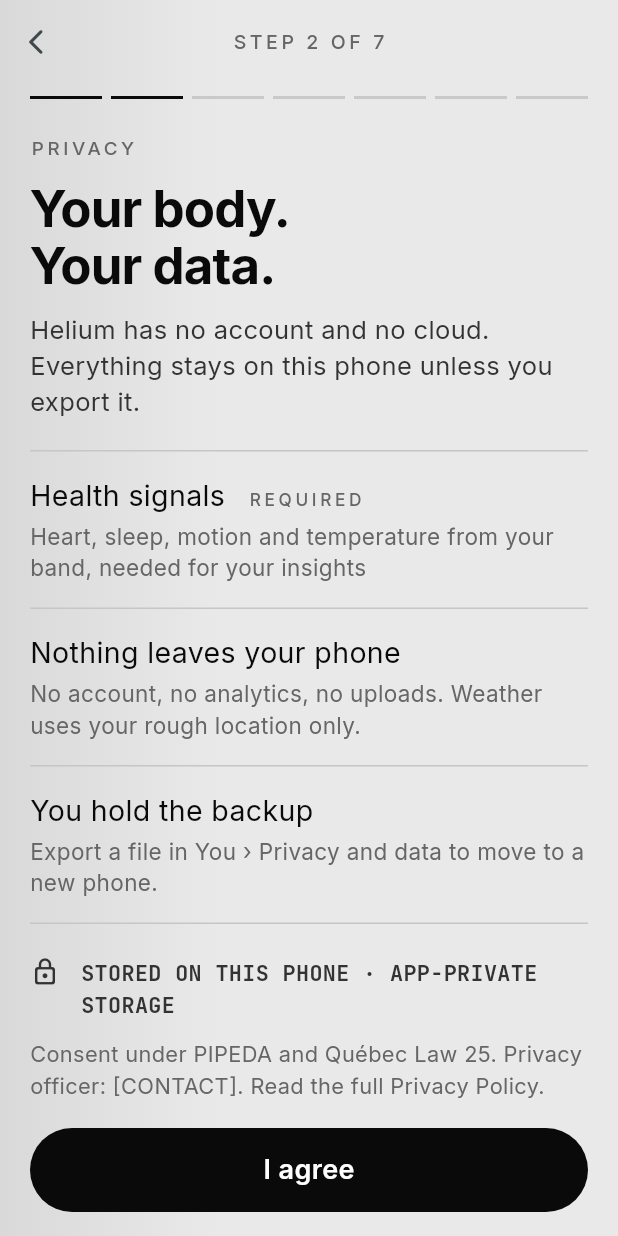
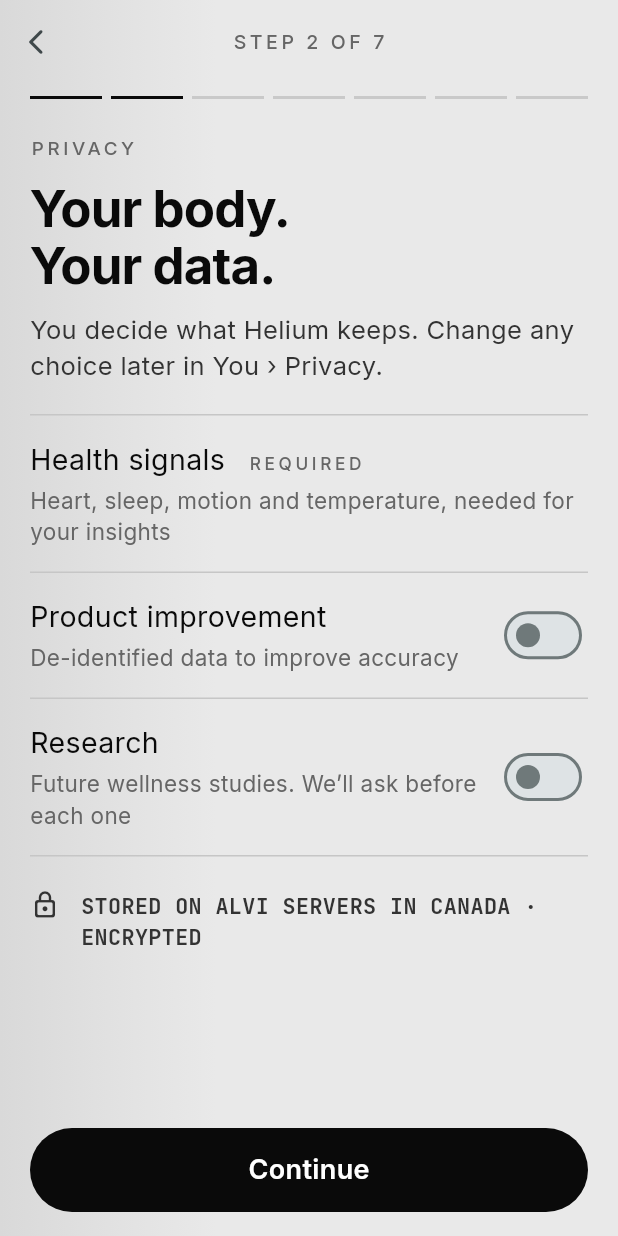
Before and after one commit to TDSVarshini/Alvi-Helium, a Flutter app: the PrivacyStep screen opened directly, on a phone screen of 412 x 824 dp. Run offline on Flutter 3.47's test engine with Material 3 defaults, Android fonts, the phone set to English and light mode, and no system bars; our stand-ins replace file_picker, flutter_local_notifications, flutter_timezone, geolocator, google_fonts, permission_handler and 3 more; accounts and stored records are empty.

Commit message:
Update privacy onboarding choices

```diff
--- a/lib/domain/models.dart
+++ b/lib/domain/models.dart
@@ -21,7 +21,7 @@ class UserProfile {
     this.sex = Sex.unspecified,
     Set<Goal>? goals,
     DateTime? memberSince,
-  })  : goals = goals ?? {},
+  }) : goals = goals ?? {},
        memberSince = memberSince ?? DateTime.now();
 
   String name;
@@ -51,28 +51,43 @@ class UserProfile {
     heightCm: j['heightCm'] as int? ?? 175,
     weightKg: j['weightKg'] as int? ?? 70,
     sex: Sex.values.asNameMap()[j['sex']] ?? Sex.unspecified,
-        goals: {for (final g in (j['goals'] as List? ?? const [])) ?Goal.values.asNameMap()[g]},
+    goals: {
+      for (final g in (j['goals'] as List? ?? const []))
+        ?Goal.values.asNameMap()[g],
+    },
     memberSince: DateTime.tryParse(j['memberSince'] as String? ?? ''),
   );
 }
 
 /// The smart-wake window. Stored in minutes after midnight.
 class AlarmWindow {
-  AlarmWindow({this.enabled = true, this.earliest = 390, this.latest = 420, Set<int>? days, this.phoneBackup = false})
-      : days = days ?? {1, 2, 3, 4, 5};
+  AlarmWindow({
+    this.enabled = true,
+    this.earliest = 390,
+    this.latest = 420,
+    Set<int>? days,
+    this.phoneBackup = false,
+  }) : days = days ?? {1, 2, 3, 4, 5};
   bool enabled;
   int earliest;
   int latest;
   Set<int> days; // DateTime.monday..sunday
   bool phoneBackup;
 
-  Map<String, Object?> toJson() =>
-      {'enabled': enabled, 'earliest': earliest, 'latest': latest, 'days': days.toList(), 'phoneBackup': phoneBackup};
+  Map<String, Object?> toJson() => {
+    'enabled': enabled,
+    'earliest': earliest,
+    'latest': latest,
+    'days': days.toList(),
+    'phoneBackup': phoneBackup,
+  };
   factory AlarmWindow.fromJson(Map<String, Object?> j) => AlarmWindow(
     enabled: j['enabled'] as bool? ?? true,
     earliest: j['earliest'] as int? ?? 390,
     latest: j['latest'] as int? ?? 420,
-        days: {for (final d in (j['days'] as List? ?? const [1, 2, 3, 4, 5])) d as int},
+    days: {
+      for (final d in (j['days'] as List? ?? const [1, 2, 3, 4, 5])) d as int,
+    },
     phoneBackup: j['phoneBackup'] as bool? ?? false,
   );
 }
@@ -101,6 +116,8 @@ class Prefs {
   AlarmWindow alarm = AlarmWindow();
   int stepGoal = 10000;
   bool shareHeartRate = false;
+  bool productImprovement = false;
+  bool research = false;
 
   Map<String, Object?> toJson() => {
     'french': french,
@@ -117,6 +134,8 @@ class Prefs {
     'alarm': alarm.toJson(),
     'stepGoal': stepGoal,
     'shareHeartRate': shareHeartRate,
+    'productImprovement': productImprovement,
+    'research': research,
   };
 
   factory Prefs.fromJson(Map<String, Object?> j) {
@@ -128,18 +147,23 @@ class Prefs {
       ..wear = WearSpot.values.asNameMap()[j['wear']] ?? WearSpot.wrist
       ..size = BandSize.values.asNameMap()[j['size']] ?? BandSize.m
       ..hand = Hand.values.asNameMap()[j['hand']] ?? Hand.left
-      ..strength = HapticStrength.values.asNameMap()[j['strength']] ?? HapticStrength.medium
+      ..strength =
+          HapticStrength.values.asNameMap()[j['strength']] ??
+          HapticStrength.medium
       ..quietStart = j['quietStart'] as int? ?? 22 * 60
       ..quietEnd = j['quietEnd'] as int? ?? 390
       ..stepGoal = j['stepGoal'] as int? ?? 10000
-      ..shareHeartRate = j['shareHeartRate'] as bool? ?? false;
+      ..shareHeartRate = j['shareHeartRate'] as bool? ?? false
+      ..productImprovement = j['productImprovement'] as bool? ?? false
+      ..research = j['research'] as bool? ?? false;
     final cues = j['cues'] as Map?;
     if (cues != null) {
       for (final c in HapticCue.values) {
         if (cues[c.name] is bool) p.cues[c] = cues[c.name] as bool;
       }
     }
-    if (j['alarm'] is Map) p.alarm = AlarmWindow.fromJson((j['alarm'] as Map).cast());
+    if (j['alarm'] is Map)
+      p.alarm = AlarmWindow.fromJson((j['alarm'] as Map).cast());
     return p;
   }
 }
@@ -224,7 +248,10 @@ extension WorkoutKindX on WorkoutKind {
     WorkoutKind.poolSwim => 10,
     WorkoutKind.strength => 10,
   };
-  bool get usesGps => this == WorkoutKind.run || this == WorkoutKind.walk || this == WorkoutKind.ride;
+  bool get usesGps =>
+      this == WorkoutKind.run ||
+      this == WorkoutKind.walk ||
+      this == WorkoutKind.ride;
 }
 
 /// A cue the band gave during a workout ("In your zone" at 06:12).
@@ -233,9 +260,16 @@ class WorkoutCue {
   final Duration at;
   final HapticPattern pattern;
   final String label;
-  Map<String, Object?> toJson() => {'at': at.inSeconds, 'pattern': pattern.name, 'label': label};
-  factory WorkoutCue.fromJson(Map<String, Object?> j) => WorkoutCue(Duration(seconds: j['at'] as int),
-      HapticPattern.values.asNameMap()[j['pattern']] ?? HapticPattern.onePulse, j['label'] as String? ?? '');
+  Map<String, Object?> toJson() => {
+    'at': at.inSeconds,
+    'pattern': pattern.name,
+    'label': label,
+  };
+  factory WorkoutCue.fromJson(Map<String, Object?> j) => WorkoutCue(
+    Duration(seconds: j['at'] as int),
+    HapticPattern.values.asNameMap()[j['pattern']] ?? HapticPattern.onePulse,
+    j['label'] as String? ?? '',
+  );
 }
 
 class RecordedWorkout {
@@ -253,7 +287,7 @@ class RecordedWorkout {
     this.startedByTap = false,
     this.endedByTap = false,
     this.fromRing = false,
-  })  : zoneMinutes = zoneMinutes ?? {},
+  }) : zoneMinutes = zoneMinutes ?? {},
        cues = cues ?? [];
 
   final WorkoutKind kind;
@@ -274,8 +308,9 @@ class RecordedWorkout {
   double get effort =>
       zoneMinutes.entries.fold(0.0, (s, e) => s + e.key * e.value) / 10.0;
 
-  Duration? get pacePerKm =>
-      distanceM < 50 ? null : Duration(seconds: (duration.inSeconds / (distanceM / 1000)).round());
+  Duration? get pacePerKm => distanceM < 50
+      ? null
+      : Duration(seconds: (duration.inSeconds / (distanceM / 1000)).round());
 
   Map<String, Object?> toJson() => {
     'kind': kind.name,
@@ -296,21 +331,31 @@ class RecordedWorkout {
     kind: WorkoutKind.values.asNameMap()[j['kind']] ?? WorkoutKind.run,
     start: DateTime.parse(j['start'] as String),
     duration: Duration(seconds: j['duration'] as int),
-        activeDuration: j['active'] == null ? null : Duration(seconds: j['active'] as int),
+    activeDuration: j['active'] == null
+        ? null
+        : Duration(seconds: j['active'] as int),
     distanceM: (j['distanceM'] as num?)?.toDouble() ?? 0,
     kcal: (j['kcal'] as num?)?.toDouble() ?? 0,
     avgHr: j['avgHr'] as int? ?? 0,
     maxHr: j['maxHr'] as int? ?? 0,
     zoneMinutes: {
-          for (final e in ((j['zones'] as Map?) ?? const {}).entries) int.parse(e.key as String): e.value as int
+      for (final e in ((j['zones'] as Map?) ?? const {}).entries)
+        int.parse(e.key as String): e.value as int,
     },
-        cues: [for (final c in (j['cues'] as List? ?? const [])) WorkoutCue.fromJson((c as Map).cast())],
+    cues: [
+      for (final c in (j['cues'] as List? ?? const []))
+        WorkoutCue.fromJson((c as Map).cast()),
+    ],
     startedByTap: j['startedByTap'] as bool? ?? false,
     endedByTap: j['endedByTap'] as bool? ?? false,
   );
 
   factory RecordedWorkout.fromRing(WorkoutRecord r) => RecordedWorkout(
-        kind: switch (r.type) { 4 => WorkoutKind.walk, 9 => WorkoutKind.ride, _ => WorkoutKind.run },
+    kind: switch (r.type) {
+      4 => WorkoutKind.walk,
+      9 => WorkoutKind.ride,
+      _ => WorkoutKind.run,
+    },
     start: r.start,
     duration: Duration(seconds: r.durationSeconds),
     distanceM: r.distanceMeters.toDouble(),
--- a/lib/screens/onboarding.dart
+++ b/lib/screens/onboarding.dart
@@ -164,47 +164,108 @@ class PrivacyStep extends StatelessWidget {
   }
 }
 
-/// What Helium stores and where; reused from You › Privacy and data.
+/// Privacy choices shown during onboarding and in You › Privacy.
 class PrivacyChoices extends StatelessWidget {
   const PrivacyChoices({super.key});
 
   @override
   Widget build(BuildContext context) {
-    Widget row(String title, String sub, {String? tag}) => Container(
+    final app = context.watch<AppState>();
+    final p = app.prefs;
+
+    Widget choice(String title, String sub, {String? tag, Widget? control}) =>
+        Container(
           width: double.infinity,
           padding: const EdgeInsets.symmetric(vertical: 16),
-          decoration: const BoxDecoration(border: Border(bottom: BorderSide(color: He.hairline))),
-          child: Column(crossAxisAlignment: CrossAxisAlignment.start, children: [
-            Text.rich(TextSpan(children: [
+          decoration: const BoxDecoration(
+            border: Border(bottom: BorderSide(color: He.hairline)),
+          ),
+          child: Row(
+            crossAxisAlignment: CrossAxisAlignment.center,
+            children: [
+              Expanded(
+                child: Column(
+                  crossAxisAlignment: CrossAxisAlignment.start,
+                  children: [
+                    Text.rich(
+                      TextSpan(
+                        children: [
                           TextSpan(text: title, style: He.sans(19)),
-              if (tag != null) TextSpan(text: '   $tag', style: He.eyebrow(size: 11.5)),
-            ])),
+                          if (tag != null)
+                            TextSpan(
+                              text: '   $tag',
+                              style: He.eyebrow(size: 11.5),
+                            ),
+                        ],
+                      ),
+                    ),
                     const SizedBox(height: 3),
                     Text(sub, style: He.sans(15, color: He.ink3)),
-          ]),
+                  ],
+                ),
+              ),
+              if (control != null) ...[const SizedBox(width: 12), control],
+            ],
+          ),
         );
-    return Column(children: [
+
+    return Column(
+      children: [
         const Hairline(),
-      row(context.t('Health signals', 'Signaux de santé'),
-          context.t('Heart, sleep, motion and temperature from your band, needed for your insights',
-              'Cœur, sommeil, mouvement et température du bracelet, nécessaires à vos analyses'),
-          tag: context.t('REQUIRED', 'REQUIS')),
-      row(context.t('Nothing leaves your phone', 'Rien ne quitte votre téléphone'),
-          context.t('No account, no analytics, no uploads. Weather uses your rough location only.',
-              'Aucun compte, aucune analyse, aucun envoi. La météo utilise seulement votre position approximative.')),
-      row(context.t('You hold the backup', 'Vous gardez la sauvegarde'),
-          context.t('Export a file in You › Privacy and data to move to a new phone.',
-              'Exportez un fichier dans Vous › Confidentialité pour changer de téléphone.')),
+        choice(
+          context.t('Health signals', 'Signaux de santé'),
+          context.t(
+            'Heart, sleep, motion and temperature, needed for your insights',
+            'Cœur, sommeil, mouvement et température, nécessaires à vos analyses',
+          ),
+          tag: context.t('REQUIRED', 'REQUIS'),
+        ),
+        choice(
+          context.t('Product improvement', 'Amélioration du produit'),
+          context.t(
+            'De-identified data to improve accuracy',
+            'Données dépersonnalisées pour améliorer la précision',
+          ),
+          control: Switch.adaptive(
+            value: p.productImprovement,
+            activeColor: He.ink,
+            onChanged: (value) {
+              p.productImprovement = value;
+              app.save();
+            },
+          ),
+        ),
+        choice(
+          context.t('Research', 'Recherche'),
+          context.t(
+            'Future wellness studies. We’ll ask before each one',
+            'Futures études sur le bien-être. Nous demanderons votre accord avant chacune.',
+          ),
+          control: Switch.adaptive(
+            value: p.research,
+            activeColor: He.ink,
+            onChanged: (value) {
+              p.research = value;
+              app.save();
+            },
+          ),
+        ),
         const SizedBox(height: 22),
-      Row(crossAxisAlignment: CrossAxisAlignment.start, children: [
+        Row(
+          crossAxisAlignment: CrossAxisAlignment.start,
+          children: [
             const Icon(Icons.lock_outline_rounded, size: 20, color: He.ink2),
             const SizedBox(width: 14),
             Expanded(
-          child: Text(context.t('STORED ON THIS PHONE · APP-PRIVATE STORAGE', 'STOCKÉ SUR CE TÉLÉPHONE · STOCKAGE PRIVÉ'),
-              style: He.mono(14.5, weight: FontWeight.w700)),
+              child: Text(
+                'STORED ON ALVI SERVERS IN CANADA · ENCRYPTED',
+                style: He.mono(14.5, weight: FontWeight.w700),
               ),
-      ]),
-    ]);
+            ),
+          ],
+        ),
+      ],
+    );
   }
 }
 
--- a/lib/screens/onboarding_updated.dart
+++ b/lib/screens/onboarding_updated.dart
@@ -248,47 +248,41 @@ class PrivacyStep extends StatelessWidget {
       eyebrow: context.t('PRIVACY', 'CONFIDENTIALITÉ'),
       title: context.t('Your body.\nYour data.', 'Votre corps.\nVos données.'),
       subtitle: context.t(
-        'Helium has no account and no cloud. Everything stays on this phone unless you export it.',
-        'Helium n’a ni compte ni nuage. Tout reste sur ce téléphone, sauf si vous l’exportez.',
+        'You decide what Helium keeps. Change any choice later in You › Privacy.',
+        'Vous décidez de ce que Helium conserve. Modifiez vos choix plus tard dans Vous › Confidentialité.',
       ),
-      footer: Column(
-        mainAxisSize: MainAxisSize.min,
-        crossAxisAlignment: CrossAxisAlignment.start,
-        children: [
-          Text(
-            context.t(
-              'Consent under PIPEDA and Québec Law 25. Privacy officer: [CONTACT]. Read the full Privacy Policy.',
-              'Consentement selon la LPRPDE et la Loi 25 du Québec. Responsable de la protection : [CONTACT]. Lire la Politique complète.',
-            ),
-            style: He.sans(14.5, color: He.ink3, height: 1.45),
-          ),
-          const SizedBox(height: 18),
-          PillButton(
-            context.t('I agree', 'J’accepte'),
+      footer: PillButton(
+        context.t('Continue', 'Continuer'),
         onTap: () {
           app.save();
           _push(context, const AboutYouStep());
         },
-          ),
-        ],
       ),
       children: const [PrivacyChoices()],
     );
   }
 }
 
-/// What Helium stores and where; reused from You › Privacy and data.
+/// Privacy choices shown during onboarding and in You › Privacy.
 class PrivacyChoices extends StatelessWidget {
   const PrivacyChoices({super.key});
 
   @override
   Widget build(BuildContext context) {
-    Widget row(String title, String sub, {String? tag}) => Container(
+    final app = context.watch<AppState>();
+    final p = app.prefs;
+
+    Widget choice(String title, String sub, {String? tag, Widget? control}) =>
+        Container(
           width: double.infinity,
           padding: const EdgeInsets.symmetric(vertical: 16),
           decoration: const BoxDecoration(
             border: Border(bottom: BorderSide(color: He.hairline)),
           ),
+          child: Row(
+            crossAxisAlignment: CrossAxisAlignment.center,
+            children: [
+              Expanded(
                 child: Column(
                   crossAxisAlignment: CrossAxisAlignment.start,
                   children: [
@@ -297,7 +291,10 @@ class PrivacyChoices extends StatelessWidget {
                         children: [
                           TextSpan(text: title, style: He.sans(19)),
                           if (tag != null)
-                  TextSpan(text: '   $tag', style: He.eyebrow(size: 11.5)),
+                            TextSpan(
+                              text: '   $tag',
+                              style: He.eyebrow(size: 11.5),
+                            ),
                         ],
                       ),
                     ),
@@ -305,33 +302,51 @@ class PrivacyChoices extends StatelessWidget {
                     Text(sub, style: He.sans(15, color: He.ink3)),
                   ],
                 ),
+              ),
+              if (control != null) ...[const SizedBox(width: 12), control],
+            ],
+          ),
         );
+
     return Column(
       children: [
         const Hairline(),
-        row(
+        choice(
           context.t('Health signals', 'Signaux de santé'),
           context.t(
-            'Heart, sleep, motion and temperature from your band, needed for your insights',
-            'Cœur, sommeil, mouvement et température du bracelet, nécessaires à vos analyses',
+            'Heart, sleep, motion and temperature, needed for your insights',
+            'Cœur, sommeil, mouvement et température, nécessaires à vos analyses',
           ),
           tag: context.t('REQUIRED', 'REQUIS'),
         ),
-        row(
+        choice(
+          context.t('Product improvement', 'Amélioration du produit'),
           context.t(
-            'Nothing leaves your phone',
-            'Rien ne quitte votre téléphone',
+            'De-identified data to improve accuracy',
+            'Données dépersonnalisées pour améliorer la précision',
           ),
-          context.t(
-            'No account, no analytics, no uploads. Weather uses your rough location only.',
-            'Aucun compte, aucune analyse, aucun envoi. La météo utilise seulement votre position approximative.',
+          control: Switch.adaptive(
+            value: p.productImprovement,
+            activeColor: He.ink,
+            onChanged: (value) {
+              p.productImprovement = value;
+              app.save();
+            },
           ),
         ),
-        row(
-          context.t('You hold the backup', 'Vous gardez la sauvegarde'),
+        choice(
+          context.t('Research', 'Recherche'),
           context.t(
-            'Export a file in You › Privacy and data to move to a new phone.',
-            'Exportez un fichier dans Vous › Confidentialité pour changer de téléphone.',
+            'Future wellness studies. We’ll ask before each one',
+            'Futures études sur le bien-être. Nous demanderons votre accord avant chacune.',
+          ),
+          control: Switch.adaptive(
+            value: p.research,
+            activeColor: He.ink,
+            onChanged: (value) {
+              p.research = value;
+              app.save();
+            },
           ),
         ),
         const SizedBox(height: 22),
@@ -342,10 +357,7 @@ class PrivacyChoices extends StatelessWidget {
             const SizedBox(width: 14),
             Expanded(
               child: Text(
-                context.t(
-                  'STORED ON THIS PHONE · APP-PRIVATE STORAGE',
-                  'STOCKÉ SUR CE TÉLÉPHONE · STOCKAGE PRIVÉ',
-                ),
+                'STORED ON ALVI SERVERS IN CANADA · ENCRYPTED',
                 style: He.mono(14.5, weight: FontWeight.w700),
               ),
             ),
```
Lines whose indentation alone changed are shown as unchanged.
